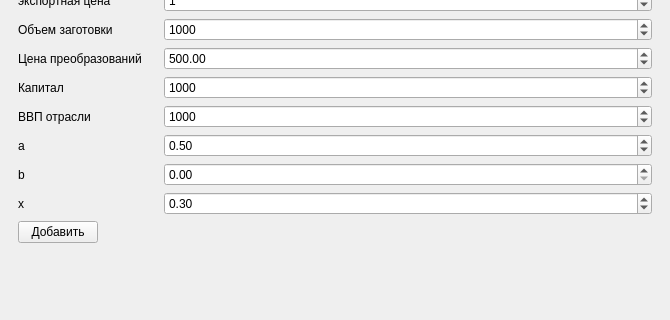
First picture: the form in MEGA/QtCreatorWD/magi/editexperimentdockwidget.ui, repository artemutin/MagiModelInterface, before the edit; both pictures show x 0 to 670 and y 250 to 570 of the 670 by 717 pixel window.
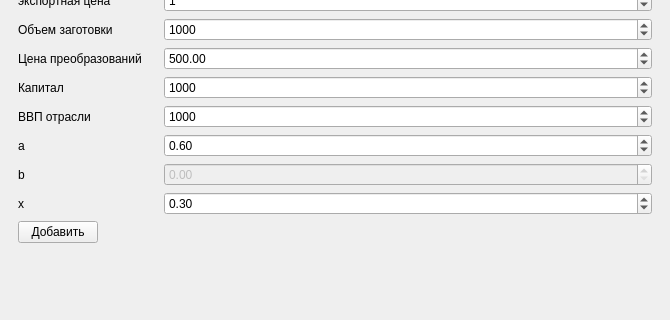
Second picture: the form after the edit.

Commit message: a-b values check and interface validation

What changed in the file:
```diff
--- a/MEGA/QtCreatorWD/magi/editexperimentdockwidget.ui
+++ b/MEGA/QtCreatorWD/magi/editexperimentdockwidget.ui
@@ -120,7 +120,7 @@
           <double>0.010000000000000</double>
          </property>
          <property name="value">
-          <double>0.500000000000000</double>
+          <double>0.600000000000000</double>
          </property>
         </widget>
        </item>
@@ -133,6 +133,9 @@
        </item>
        <item row="27" column="1">
         <widget class="QDoubleSpinBox" name="bSpinBox">
+         <property name="enabled">
+          <bool>false</bool>
+         </property>
          <property name="maximum">
           <double>1.000000000000000</double>
          </property>
```
Left out of the diff: 33 changed lines with no effect on the pictures. The commit also changes 3 other files.
